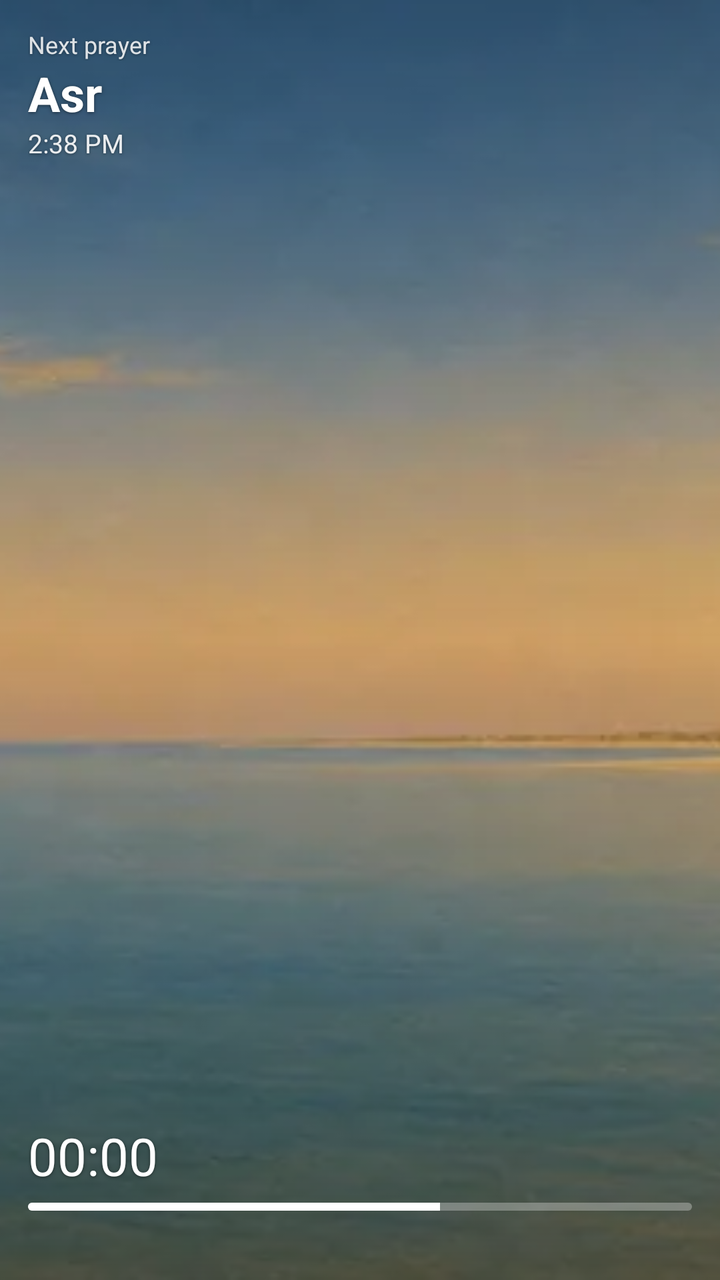
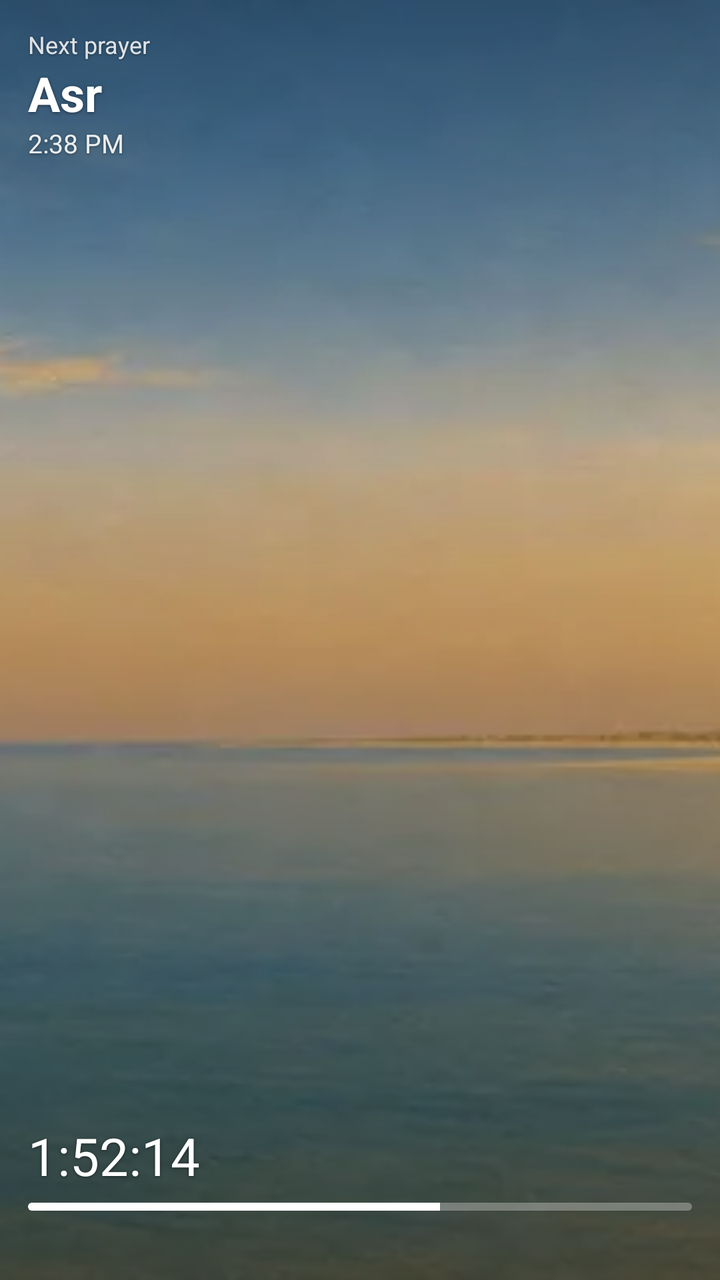

Two renders of the same Android screen: before a commit and after it. Below are the layout's source before the change and the commit's diff.
<!-- AndroidManifest.xml: application theme Theme.App -->
<!-- res/layout/widget_prayer.xml -->
<?xml version="1.0" encoding="utf-8"?>
<FrameLayout xmlns:android="http://schemas.android.com/apk/res/android"
    android:id="@android:id/background"
    android:layout_width="match_parent" android:layout_height="match_parent"
    android:background="@drawable/widget_bg">

    <ImageView android:id="@+id/widget_sky"
        android:layout_width="match_parent" android:layout_height="match_parent"
        android:scaleType="centerCrop" android:src="@drawable/widget_sky_afternoon"
        android:importantForAccessibility="no"/>
    <ImageView android:layout_width="match_parent" android:layout_height="match_parent"
        android:scaleType="fitXY" android:src="@drawable/widget_scrim" android:importantForAccessibility="no"/>

    <LinearLayout android:id="@+id/widget_root"
        android:layout_width="match_parent" android:layout_height="match_parent"
        android:orientation="vertical" android:padding="14dp" android:layoutDirection="locale">

        <TextView android:id="@+id/widget_head"
            android:layout_width="match_parent" android:layout_height="wrap_content"
            android:text="@string/widgetSample27" android:textSize="12sp" android:textColor="#D9FFFFFF"
            android:maxLines="1" android:ellipsize="end"
            android:shadowColor="#66000000" android:shadowRadius="3" android:shadowDy="1"/>

        <TextView android:id="@+id/widget_name"
            android:layout_width="match_parent" android:layout_height="wrap_content"
            android:text="@string/widgetSample13" android:textSize="24sp" android:textStyle="bold" android:textColor="#FFFFFFFF"
            android:maxLines="1" android:ellipsize="end"
            android:shadowColor="#80000000" android:shadowRadius="4" android:shadowDy="1"/>

        <TextView android:id="@+id/widget_sub"
            android:layout_width="match_parent" android:layout_height="wrap_content"
            android:textSize="12sp" android:textStyle="bold" android:textColor="#FFFFE2B8" android:maxLines="1"
            android:visibility="gone"
            android:shadowColor="#66000000" android:shadowRadius="3" android:shadowDy="1"/>

        <TextView android:id="@+id/widget_time"
            android:layout_width="match_parent" android:layout_height="wrap_content"
            android:text="@string/widgetSample28" android:textSize="13sp" android:textColor="#E6FFFFFF" android:maxLines="1"
            android:shadowColor="#66000000" android:shadowRadius="3" android:shadowDy="1"/>

        <TextView android:layout_width="match_parent" android:layout_height="0dp" android:layout_weight="1"/>

        <Chronometer android:id="@+id/widget_left"
            android:layout_width="match_parent" android:layout_height="wrap_content"
            android:textSize="26sp" android:textColor="#FFFFFFFF" android:fontFeatureSettings="tnum"
            android:shadowColor="#80000000" android:shadowRadius="4" android:shadowDy="1"/>

        <ProgressBar android:id="@+id/widget_bar"
            style="@android:style/Widget.ProgressBar.Horizontal"
            android:layout_width="match_parent" android:layout_height="4dp" android:layout_marginTop="6dp"
            android:max="1000" android:progress="620" android:progressDrawable="@drawable/widget_progress_sky"/>

        <TextView android:id="@+id/widget_place"
            android:layout_width="match_parent" android:layout_height="wrap_content"
            android:textSize="11sp" android:textColor="#CCFFFFFF" android:maxLines="1" android:ellipsize="end"
            android:layout_marginTop="6dp"
            android:shadowColor="#66000000" android:shadowRadius="3" android:shadowDy="1"/>
    </LinearLayout>
</FrameLayout>
<!-- resources referenced by this layout -->
<resources>
  <!-- drawable widget_bg (drawable) -->
  <?xml version="1.0" encoding="utf-8"?>
  <shape xmlns:android="http://schemas.android.com/apk/res/android" android:shape="rectangle">
      <solid android:color="@color/widgetSurface"/>
      <corners android:radius="20dp"/>
  </shape>
  <!-- drawable widget_progress_sky (drawable) -->
  <?xml version="1.0" encoding="utf-8"?>
  <layer-list xmlns:android="http://schemas.android.com/apk/res/android">
      <item android:id="@android:id/background">
          <shape><corners android:radius="2dp"/><solid android:color="#4DFFFFFF"/></shape>
      </item>
      <item android:id="@android:id/progress">
          <clip><shape><corners android:radius="2dp"/><solid android:color="#FFFFFFFF"/></shape></clip>
      </item>
  </layer-list>
  <!-- drawable widget_scrim (drawable) -->
  <?xml version="1.0" encoding="utf-8"?>
  <shape xmlns:android="http://schemas.android.com/apk/res/android" android:shape="rectangle">
      <gradient android:angle="270" android:startColor="#73000000" android:centerColor="#26000000" android:endColor="#8C000000"/>
  </shape>
  <!-- drawable widget_sky_afternoon: webp bitmap (drawable-nodpi, 13054 bytes) -->
  <string name="widgetSample13">Asr</string>
  <string name="widgetSample27">Next prayer</string>
  <string name="widgetSample28">2:38 PM</string>
  <style name="Theme.App" parent="android:Theme.Material.Light.NoActionBar">
          <item name="android:windowBackground">@drawable/window_splash</item>
          <item name="android:statusBarColor">@color/backgroundColor</item>
          <item name="android:navigationBarColor">@color/backgroundColor</item>
      </style>
  <color name="widgetSurface">#f6f4ee</color>
  <!-- drawable window_splash (drawable) -->
  <?xml version="1.0" encoding="utf-8"?>
  <layer-list xmlns:android="http://schemas.android.com/apk/res/android">
      <item android:drawable="@color/backgroundColor"/>
      <item android:drawable="@drawable/splash" android:gravity="center" android:width="120dp" android:height="120dp"/>
  </layer-list>
  <color name="backgroundColor">#f6f4ee</color>
  <!-- drawable splash: png bitmap (drawable-hdpi, 52970 bytes) -->
</resources>

<!-- the commit's change to res/layout/widget_prayer.xml (unified diff, before → after) -->
@@ -40,7 +40,12 @@
 
         <TextView android:layout_width="match_parent" android:layout_height="0dp" android:layout_weight="1"/>
 
-        <Chronometer android:id="@+id/widget_left"
+        <Chronometer android:id="@+id/widget_left" android:visibility="gone"
+            android:layout_width="match_parent" android:layout_height="wrap_content"
+            android:textSize="26sp" android:textColor="#FFFFFFFF" android:fontFeatureSettings="tnum"
+            android:shadowColor="#80000000" android:shadowRadius="4" android:shadowDy="1"/>
+        
+        <TextView android:id="@+id/widget_left_sample" android:text="@string/widgetSample29"
             android:layout_width="match_parent" android:layout_height="wrap_content"
             android:textSize="26sp" android:textColor="#FFFFFFFF" android:fontFeatureSettings="tnum"
             android:shadowColor="#80000000" android:shadowRadius="4" android:shadowDy="1"/>
<!-- resource entries referenced after the edit -->
@@ -19,12 +19,14 @@
   <!-- drawable widget_scrim (drawable) -->
   <?xml version="1.0" encoding="utf-8"?>
   <shape xmlns:android="http://schemas.android.com/apk/res/android" android:shape="rectangle">
-      <gradient android:angle="270" android:startColor="#73000000" android:centerColor="#26000000" android:endColor="#8C000000"/>
+      <gradient android:angle="270" android:startColor="#73000000" android:centerColor="#1F000000" android:centerY="0.35"
+          android:endColor="#99000000"/>
   </shape>
   <!-- drawable widget_sky_afternoon: webp bitmap (drawable-nodpi, 13054 bytes) -->
   <string name="widgetSample13">Asr</string>
   <string name="widgetSample27">Next prayer</string>
   <string name="widgetSample28">2:38 PM</string>
+  <string name="widgetSample29">1:52:14</string>
   <style name="Theme.App" parent="android:Theme.Material.Light.NoActionBar">
           <item name="android:windowBackground">@drawable/window_splash</item>
           <item name="android:statusBarColor">@color/backgroundColor</item>
